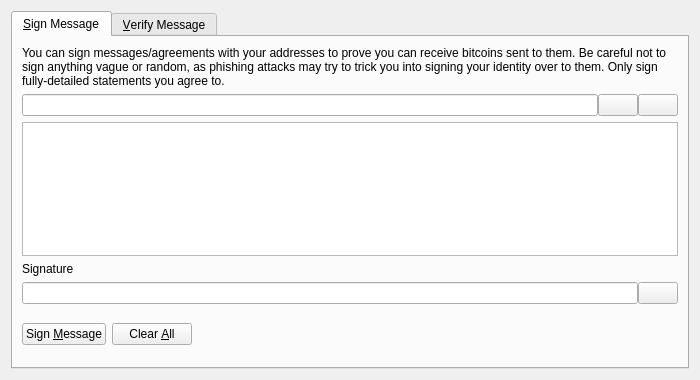
First picture: the form in src/qt/forms/signverifymessagedialog.ui, repository bastiencaillot/bastcoin, before the edit.
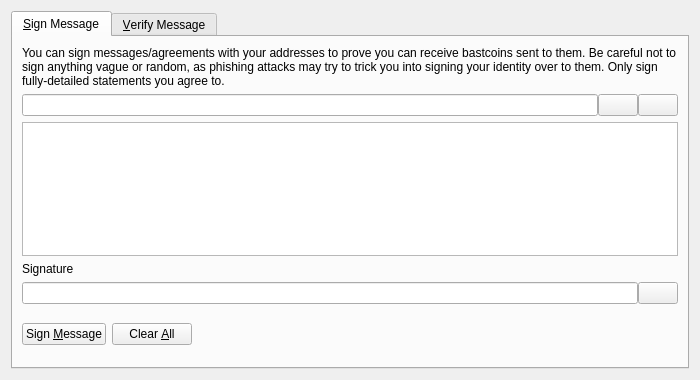
Second picture: the form after the edit. Icons and pictures are not drawn. Custom widgets are drawn as their Qt base class.

```diff
--- a/src/qt/forms/signverifymessagedialog.ui
+++ b/src/qt/forms/signverifymessagedialog.ui
@@ -30,7 +30,7 @@
        <item>
         <widget class="QLabel" name="infoLabel_SM">
          <property name="text">
-          <string>You can sign messages/agreements with your addresses to prove you can receive bitcoins sent to them. Be careful not to sign anything vague or random, as phishing attacks may try to trick you into signing your identity over to them. Only sign fully-detailed statements you agree to.</string>
+          <string>You can sign messages/agreements with your addresses to prove you can receive bastcoins sent to them. Be careful not to sign anything vague or random, as phishing attacks may try to trick you into signing your identity over to them. Only sign fully-detailed statements you agree to.</string>
          </property>
          <property name="textFormat">
           <enum>Qt::PlainText</enum>
```
Left out of the diff: 8 changed lines with no effect on the pictures.
